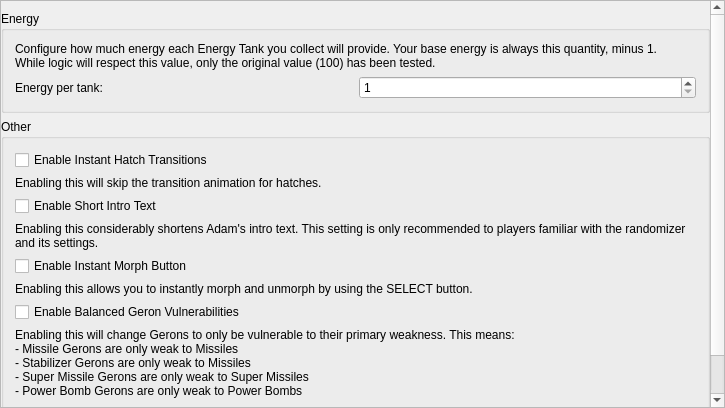
First picture: the form in randovania/games/fusion/gui/ui_files/preset_fusion_patches.ui, repository randovania/randovania, before the edit.
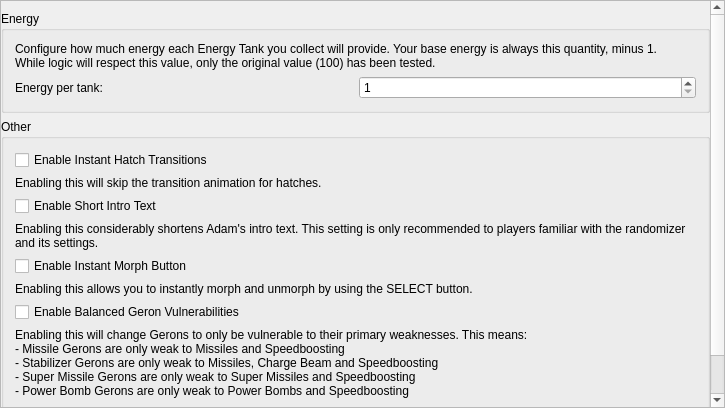
Second picture: the form after the edit.

Commit message: Fusion: Update to mars-patcher 0.10.0

```diff
--- a/randovania/games/fusion/gui/ui_files/preset_fusion_patches.ui
+++ b/randovania/games/fusion/gui/ui_files/preset_fusion_patches.ui
@@ -42,9 +42,9 @@
        <property name="geometry">
         <rect>
          <x>0</x>
-         <y>0</y>
-         <width>704</width>
-         <height>562</height>
+         <y>-119</y>
+         <width>709</width>
+         <height>567</height>
         </rect>
        </property>
        <property name="sizePolicy">
@@ -217,15 +217,18 @@
            <item>
             <widget class="QLabel" name="adjusted_geron_weaknesses_label">
              <property name="text">
-              <string>Enabling this will change Gerons to only be vulnerable to their primary weakness. This means:
-- Missile Gerons are only weak to Missiles
-- Stabilizer Gerons are only weak to Missiles
-- Super Missile Gerons are only weak to Super Missiles
-- Power Bomb Gerons are only weak to Power Bombs</string>
+              <string>Enabling this will change Gerons to only be vulnerable to their primary weaknesses. This means:
+- Missile Gerons are only weak to Missiles and Speedboosting
+- Stabilizer Gerons are only weak to Missiles, Charge Beam and Speedboosting
+- Super Missile Gerons are only weak to Super Missiles and Speedboosting
+- Power Bomb Gerons are only weak to Power Bombs and Speedboosting</string>
              </property>
              <property name="textFormat">
               <enum>Qt::TextFormat::MarkdownText</enum>
              </property>
+             <property name="wordWrap">
+              <bool>true</bool>
+             </property>
             </widget>
            </item>
           </layout>
```
The commit also changes 15 other files.
